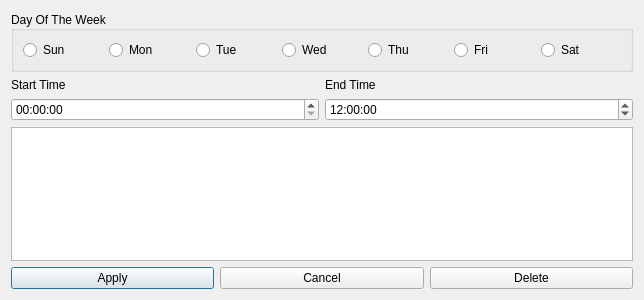
wifievent/w, file ui/policy/policy_config.ui: the form before one commit.
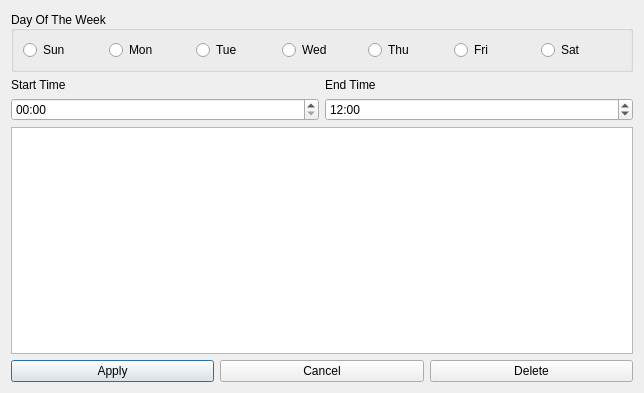
The form after the commit. Custom widgets are drawn as their Qt base class.

Commit message: 💄 Update: QTimeEdit to PolicyTimeEdit

Patch:
```diff
--- a/ui/policy/policy_config.ui
+++ b/ui/policy/policy_config.ui
@@ -7,7 +7,7 @@
     <x>0</x>
     <y>0</y>
     <width>644</width>
-    <height>300</height>
+    <height>393</height>
    </rect>
   </property>
   <property name="windowTitle">
@@ -97,11 +97,15 @@
     </widget>
    </item>
    <item>
-    <layout class="QHBoxLayout" name="horizontalLayout_5">
+    <layout class="QHBoxLayout" name="timeLayout">
+     <property name="topMargin">
+      <number>0</number>
+     </property>
      <item>
-      <layout class="QHBoxLayout" name="horizontalLayout_4">
-       <item>
-        <layout class="QVBoxLayout" name="verticalLayout_2">
+      <layout class="QVBoxLayout" name="startTimeLayout">
+       <property name="rightMargin">
+        <number>0</number>
+       </property>
          <item>
           <widget class="QLabel" name="start_time_label">
            <property name="text">
@@ -113,7 +117,10 @@
           </widget>
          </item>
          <item>
-          <widget class="QTimeEdit" name="start_time">
+        <widget class="PolicyTimeEdit" name="start_time">
+         <property name="displayFormat">
+          <string>hh:mm</string>
+         </property>
            <property name="time">
             <time>
              <hour>0</hour>
@@ -126,7 +133,7 @@
         </layout>
        </item>
        <item>
-        <layout class="QVBoxLayout" name="verticalLayout_3">
+      <layout class="QVBoxLayout" name="endTimeLayout">
          <item>
           <widget class="QLabel" name="end_time_label">
            <property name="text">
@@ -138,7 +145,10 @@
           </widget>
          </item>
          <item>
-          <widget class="QTimeEdit" name="end_time">
+        <widget class="PolicyTimeEdit" name="end_time">
+         <property name="displayFormat">
+          <string>hh:mm</string>
+         </property>
            <property name="time">
             <time>
              <hour>12</hour>
@@ -152,17 +162,15 @@
        </item>
       </layout>
      </item>
-    </layout>
-   </item>
    <item>
-    <layout class="QHBoxLayout" name="horizontalLayout_6">
+    <layout class="QHBoxLayout" name="hostListLayout">
      <item>
-      <widget class="QListWidget" name="listWidget"/>
+      <widget class="QListWidget" name="hostList"/>
      </item>
     </layout>
    </item>
    <item>
-    <layout class="QHBoxLayout" name="horizontalLayout_7">
+    <layout class="QHBoxLayout" name="buttonLayout">
      <item>
       <widget class="QPushButton" name="applyButton">
        <property name="text">
@@ -188,6 +196,13 @@
    </item>
   </layout>
  </widget>
+ <customwidgets>
+  <customwidget>
+   <class>PolicyTimeEdit</class>
+   <extends>QTimeEdit</extends>
+   <header>policytimeedit.h</header>
+  </customwidget>
+ </customwidgets>
  <resources/>
  <connections/>
  <buttongroups>
```
Lines whose indentation alone changed are shown as unchanged. The commit also changes 3 other files.
